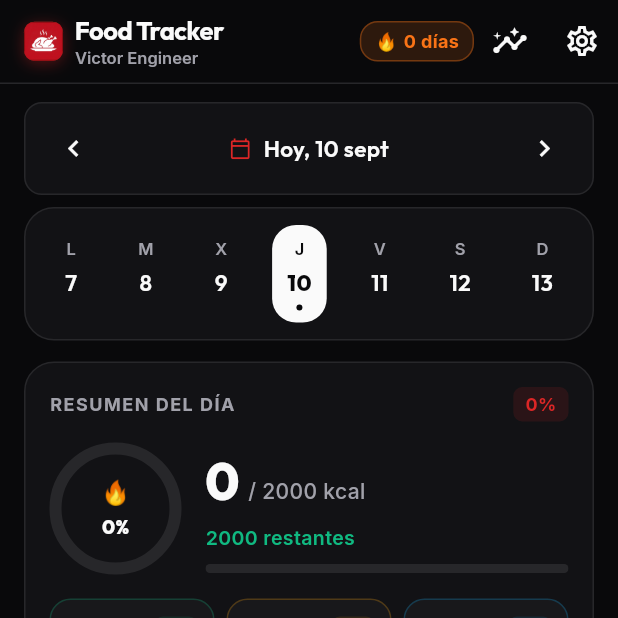
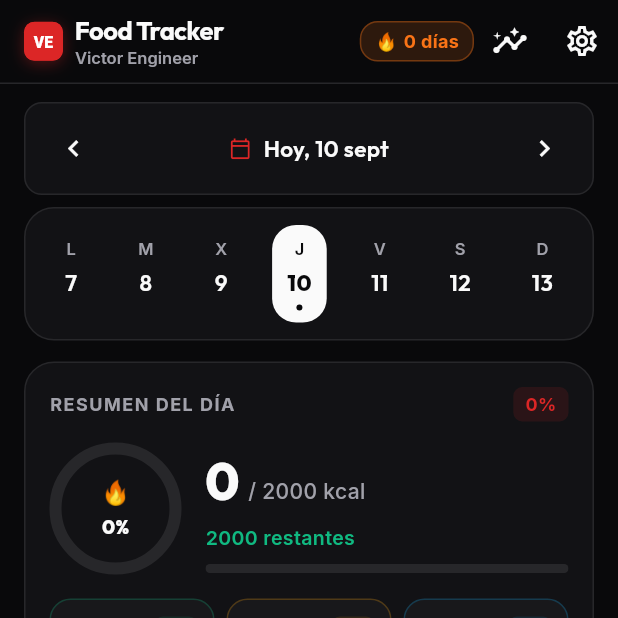
Before and after one commit to VICTOREB13/App-Food-Tracker, a Flutter app: the screen it shows after launch, on a phone screen of 412 x 824 dp, the top half of it. Run offline on Flutter 3.47's test engine with Material 3 defaults, Android fonts, the phone set to English and light mode, and no system bars; our stand-ins replace flutter_secure_storage, flutter_svg, google_fonts, google_generative_ai, image_picker, shared_preferences and 2 more; accounts and stored records are empty; project files that could hold a hidden picture were left out.

Commit message:
fix: restore VE personal brand logo inside the app

```diff
--- a/lib/widgets/common/ve_logo.dart
+++ b/lib/widgets/common/ve_logo.dart
@@ -7,23 +7,9 @@ class VeLogo extends StatelessWidget {
   final double borderRadius;
   final bool showShadow;
 
-  static const String iconSvg = '''<svg xmlns="http://www.w3.org/2000/svg" viewBox="0 0 100 100" width="100" height="100">
-  <rect x="2" y="2" width="96" height="96" rx="22" fill="#C31723" stroke="#910E17" stroke-width="3"/>
-  <g fill="#FFFFFF">
-    <path d="M 40 25 C 38 21, 41 18, 39 14" fill="none" stroke="#FFFFFF" stroke-width="2" stroke-linecap="round"/>
-    <path d="M 50 22 C 48 18, 51 15, 49 11" fill="none" stroke="#FFFFFF" stroke-width="2" stroke-linecap="round"/>
-    <path d="M 60 25 C 58 21, 61 18, 59 14" fill="none" stroke="#FFFFFF" stroke-width="2" stroke-linecap="round"/>
-    <ellipse cx="49" cy="74" rx="33" ry="5"/>
-    <path d="M 21 73 Q 49 78 77 73" fill="none" stroke="#C31723" stroke-width="1.5"/>
-    <ellipse cx="45" cy="58" rx="20" ry="13"/>
-    <ellipse cx="43" cy="50" rx="14" ry="12"/>
-    <ellipse cx="32" cy="57" rx="9" ry="10"/>
-    <path d="M 36 53 Q 43 47 50 54" fill="none" stroke="#C31723" stroke-width="1.8" stroke-linecap="round"/>
-    <ellipse cx="63" cy="57" rx="10.5" ry="9.5"/>
-    <line x1="68" y1="54" x2="79" y2="44" stroke="#FFFFFF" stroke-width="3.2" stroke-linecap="round"/>
-    <circle cx="77.5" cy="42" r="2.2"/>
-    <circle cx="80.5" cy="45" r="2.2"/>
-  </g>
+  static const String iconSvg = '''<svg xmlns="http://www.w3.org/2000/svg" width="32" height="32" viewBox="0 0 32 32">
+  <rect width="32" height="32" rx="8" fill="#dc2626"/>
+  <text x="16" y="21.5" font-family="system-ui, -apple-system, sans-serif" font-weight="900" font-size="13" fill="#ffffff" text-anchor="middle" letter-spacing="-0.5">VE</text>
 </svg>''';
 
   const VeLogo({
@@ -52,17 +38,11 @@ class VeLogo extends StatelessWidget {
             : null,
       ),
       clipBehavior: Clip.antiAlias,
-      child: Image.asset(
-        'assets/images/app_icon.png',
+      child: SvgPicture.string(
+        iconSvg,
         width: size,
         height: size,
         fit: BoxFit.contain,
-        errorBuilder: (_, __, ___) => SvgPicture.string(
-          iconSvg,
-          width: size,
-          height: size,
-          fit: BoxFit.contain,
-        ),
       ),
     );
   }
```
Also changed, not shown: assets/images/icon.svg, lib/assets/images/icon.svg.
